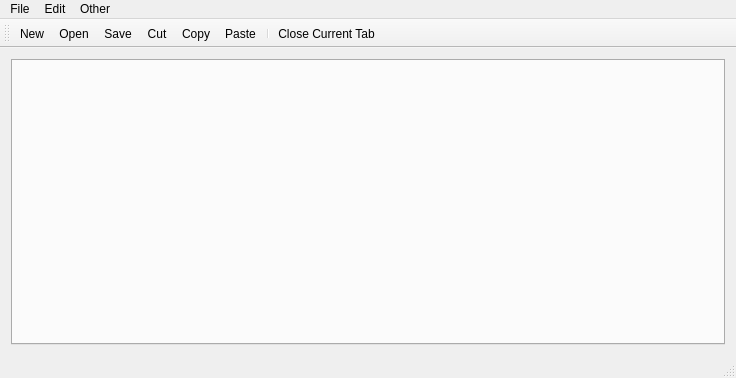
Above: Code/mainwindow.ui from Tab-Al/Qt-5.15-Notepad before the change. Below: the same form after it.
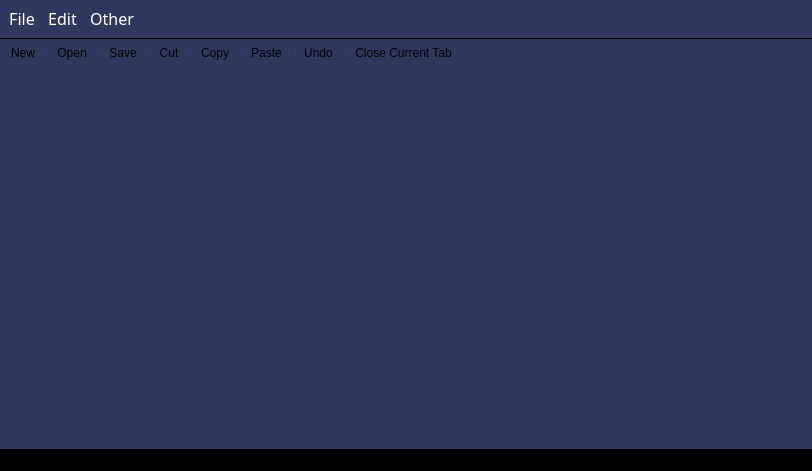
That is the form after the change. Icons and pictures are not drawn.

```diff
--- a/Code/mainwindow.ui
+++ b/Code/mainwindow.ui
@@ -6,15 +6,36 @@
    <rect>
     <x>0</x>
     <y>0</y>
-    <width>736</width>
-    <height>378</height>
+    <width>812</width>
+    <height>471</height>
    </rect>
   </property>
   <property name="windowTitle">
    <string>Notepad by Tab_Al</string>
   </property>
+  <property name="styleSheet">
+   <string notr="true">background : rgb(52, 55, 93)</string>
+  </property>
   <widget class="QWidget" name="centralWidget">
+   <property name="styleSheet">
+    <string notr="true"/>
+   </property>
    <layout class="QVBoxLayout" name="verticalLayout">
+    <property name="spacing">
+     <number>0</number>
+    </property>
+    <property name="leftMargin">
+     <number>0</number>
+    </property>
+    <property name="topMargin">
+     <number>0</number>
+    </property>
+    <property name="rightMargin">
+     <number>0</number>
+    </property>
+    <property name="bottomMargin">
+     <number>0</number>
+    </property>
     <item>
      <widget class="QTabWidget" name="tabWidget">
       <property name="sizePolicy">
@@ -23,6 +44,28 @@
         <verstretch>0</verstretch>
        </sizepolicy>
       </property>
+      <property name="styleSheet">
+       <string notr="true">QTabWidget::pane { /* The tab widget frame */
+    border-top: 0px solid #C2C7CB;
+}
+
+QTabBar::tab {
+    background: rgb(5, 55, 93);
+    border: 0.5px solid rgb(0,0,0);
+    border-top-left-radius: 2px;
+    border-top-right-radius: 2px;
+    min-width: 35ex;
+    padding: 4px 4px 0px 4px;
+	color :white; 
+}
+
+QTabBar::tab:selected {
+	background : black;
+    border-color: rgb(0,0,0);
+	color : white;
+}
+</string>
+      </property>
       <property name="tabsClosable">
        <bool>true</bool>
       </property>
@@ -38,10 +81,37 @@
     <rect>
      <x>0</x>
      <y>0</y>
-     <width>736</width>
-     <height>21</height>
+     <width>812</width>
+     <height>35</height>
     </rect>
    </property>
+   <property name="font">
+    <font>
+     <family>Tw Cen MT</family>
+     <pointsize>12</pointsize>
+     <weight>50</weight>
+     <bold>false</bold>
+    </font>
+   </property>
+   <property name="styleSheet">
+    <string notr="true">
+QMenuBar {
+	color : white;
+    spacing: 5px;
+	margin : 10px 0px 5px 0px;
+	padding : 5px 0px 5px 0px;
+
+}
+
+QMenuBar::item:selected { /* when selected using mouse or keyboard */
+    background: rgb(0,0,0);
+}
+
+QMenuBar::item:pressed {
+    background: rgb(0,0,0);
+}
+</string>
+   </property>
    <widget class="QMenu" name="menuFile">
     <property name="title">
      <string>File</string>
@@ -61,7 +131,11 @@
     <addaction name="actionPaste"/>
     <addaction name="actionUndo"/>
    </widget>
-   <widget class="QMenu" name="menuExit">
+   <widget class="QMenu" name="menuOther">
+    <property name="styleSheet">
+     <string notr="true">background : rgb(0, 0, 43);
+color : white;</string>
+    </property>
     <property name="title">
      <string>Other</string>
     </property>
@@ -69,9 +143,28 @@
    </widget>
    <addaction name="menuFile"/>
    <addaction name="menuEdit"/>
-   <addaction name="menuExit"/>
+   <addaction name="menuOther"/>
   </widget>
   <widget class="QToolBar" name="mainToolBar">
+   <property name="styleSheet">
+    <string notr="true">
+QToolBar {
+	border-top : 0.5px solid black;
+
+    spacing: 25px;
+	icon-size : 30px;
+
+	padding : 5px;
+	margin-left : 0px;
+}
+
+QToolbar::separator {
+	background : black;
+}</string>
+   </property>
+   <property name="movable">
+    <bool>false</bool>
+   </property>
    <attribute name="toolBarArea">
     <enum>TopToolBarArea</enum>
    </attribute>
@@ -79,15 +172,27 @@
     <bool>false</bool>
    </attribute>
    <addaction name="actionNew"/>
+   <addaction name="separator"/>
    <addaction name="actionOpen"/>
+   <addaction name="separator"/>
    <addaction name="actionSave"/>
+   <addaction name="separator"/>
    <addaction name="actionCut"/>
+   <addaction name="separator"/>
    <addaction name="actionCopy"/>
+   <addaction name="separator"/>
    <addaction name="actionPaste"/>
    <addaction name="separator"/>
+   <addaction name="actionUndo"/>
+   <addaction name="separator"/>
    <addaction name="actionClose_Current_Tab"/>
   </widget>
-  <widget class="QStatusBar" name="statusBar"/>
+  <widget class="QStatusBar" name="statusBar">
+   <property name="styleSheet">
+    <string notr="true">background : black;
+color : white;</string>
+   </property>
+  </widget>
   <action name="actionNew">
    <property name="icon">
     <iconset resource="assets.qrc">
```
Left out of the diff: 26 changed lines with no effect on the pictures.
